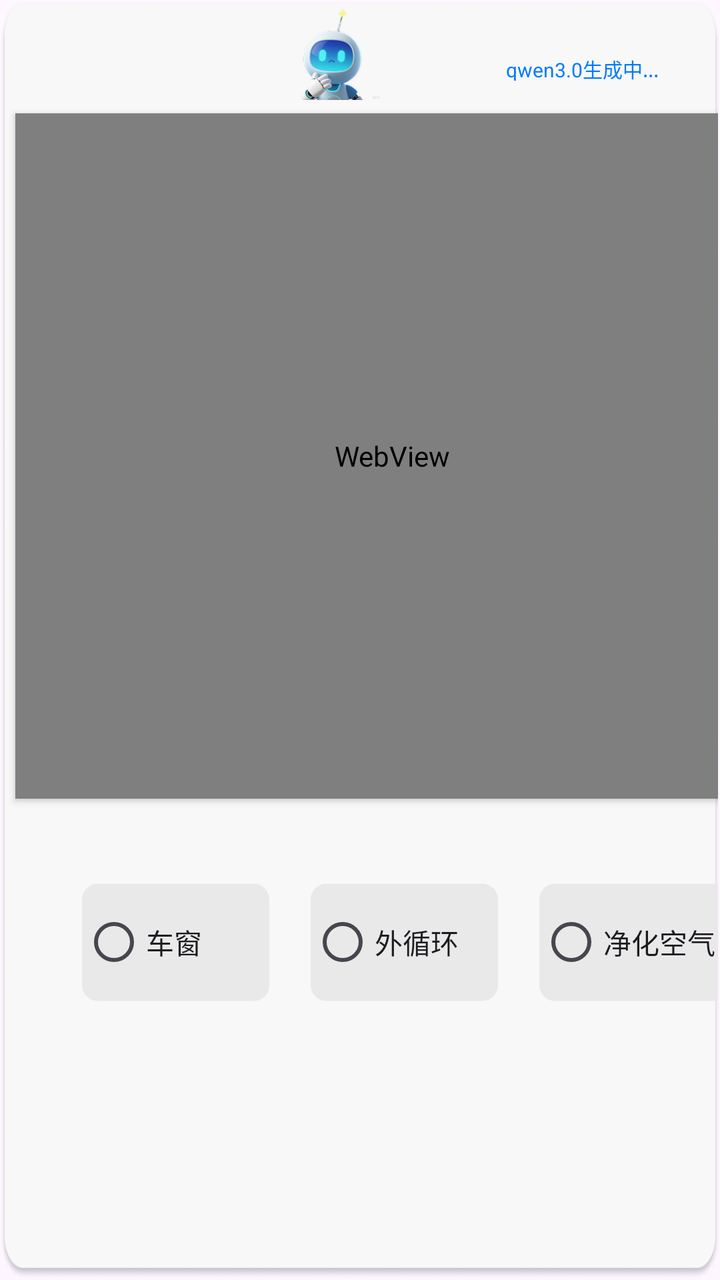
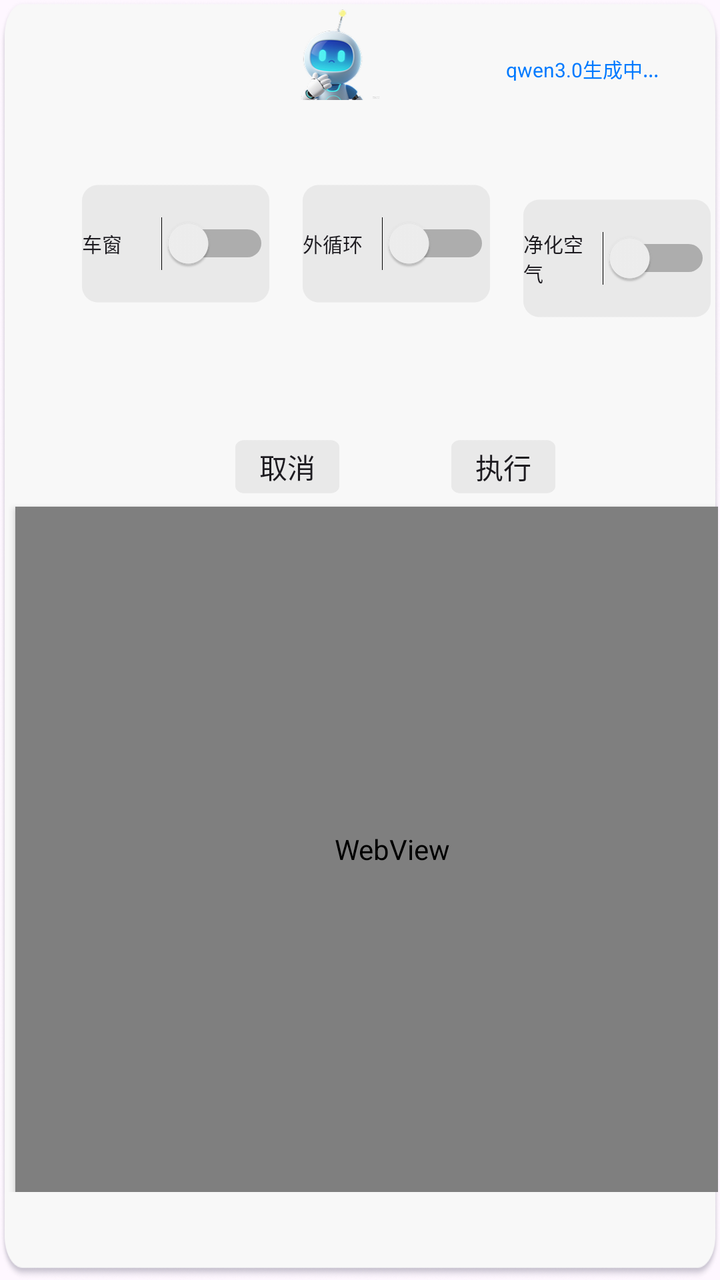

An Android layout rendered at two revisions. The XML below is the earlier revision; the diff shows what the commit changed to produce the second picture.
<!-- AndroidManifest.xml: application theme Theme.AIAgent -->
<!-- res/layout/aiagent_window_layout.xml -->
<?xml version="1.0" encoding="utf-8"?>
<FrameLayout xmlns:android="http://schemas.android.com/apk/res/android"
    android:layout_width="1171px"
    android:layout_height="1252px"
    android:background="@drawable/aiagentwindowbg"
    android:padding="1dp">
    <LinearLayout
        android:layout_width="wrap_content"
        android:layout_height="wrap_content"

        android:id="@+id/aiagentlinearLayout"

        android:orientation="vertical">
    <LinearLayout
        android:layout_width="wrap_content"
        android:layout_height="wrap_content"

        android:id="@+id/tipslayout"
        android:layout_marginLeft="422px"
        android:orientation="horizontal">
        <ImageView
            android:id="@+id/roboticon"
            android:layout_width="147px"
            android:layout_height="147px"

            android:scaleType="fitXY"
            android:src="@drawable/robot"
            android:visibility="visible" />
        <LinearLayout
            android:layout_width="wrap_content"
            android:layout_height="wrap_content"
            android:layout_marginLeft="187px"
            android:layout_marginTop="15px"
            android:id="@+id/inputtextslayout"

            android:orientation="vertical">
        <TextView
            android:id="@+id/inputtext"
            android:layout_width="323px"
            android:layout_height="63px"
            android:textColor="#FF000000"
            android:textSize="15sp"/>
        <TextView
            android:id="@+id/proceduer"
            android:layout_width="235px"
            android:layout_height="40px"
            android:textColor="#FF007AFF"
            android:text="qwen3.0生成中..."
            android:textSize="10sp"/>
        </LinearLayout>
    </LinearLayout>
        <WebView
            android:id="@+id/responseWebView"
            android:layout_width="1131px"
            android:layout_height="1028px"
            android:layout_marginLeft="20px"
            android:layout_marginTop="20px"
            android:elevation="2dp" />
    <LinearLayout
        android:layout_width="1000px"
        android:layout_height="240px"
        android:layout_marginLeft="120px"
        android:layout_marginTop="96px"
        android:id="@+id/radiobtnslayout"

        android:orientation="horizontal">
        <android.widget.RadioButton
            android:id="@+id/btnwindow"
            android:layout_width="281px"
            android:layout_height="177px"
            android:layout_marginTop="31px"

            android:scaleType="fitXY"
            android:background="@drawable/radiobtnbg"
            android:text="车窗"/>
        <android.widget.RadioButton
            android:id="@+id/btnoutdoor"
            android:layout_width="281px"
            android:layout_height="177px"
            android:layout_marginTop="31px"
            android:layout_marginLeft="62px"

            android:scaleType="fitXY"
            android:background="@drawable/radiobtnbg"
            android:text="外循环"/>
        <android.widget.RadioButton
            android:id="@+id/btncleanair"
            android:layout_width="281px"
            android:layout_height="177px"
            android:layout_marginTop="31px"
            android:layout_marginLeft="62px"

            android:scaleType="fitXY"
            android:background="@drawable/radiobtnbg"
            android:text="净化空气"/>
    </LinearLayout>
    </LinearLayout>
</FrameLayout>
<!-- resources referenced by this layout -->
<resources>
  <!-- drawable aiagentwindowbg: png bitmap (drawable, 59375 bytes) -->
  <!-- drawable radiobtnbg: png bitmap (drawable, 1460 bytes) -->
  <!-- drawable robot: png bitmap (drawable, 20945 bytes) -->
  <style name="Theme.AIAgent" parent="Base.Theme.AIAgent" />
  <style name="Base.Theme.AIAgent" parent="Theme.Material3.DayNight.NoActionBar">
          
          
      </style>
</resources>

<!-- the commit's change to res/layout/aiagent_window_layout.xml (unified diff, before → after) -->
@@ -1,6 +1,6 @@
 <?xml version="1.0" encoding="utf-8"?>
 <FrameLayout xmlns:android="http://schemas.android.com/apk/res/android"
-    android:layout_width="1171px"
+    android:layout_width="1244px"
     android:layout_height="1252px"
     android:background="@drawable/aiagentwindowbg"
     android:padding="1dp">
@@ -11,44 +11,126 @@
         android:id="@+id/aiagentlinearLayout"
 
         android:orientation="vertical">
-    <LinearLayout
-        android:layout_width="wrap_content"
-        android:layout_height="wrap_content"
-
-        android:id="@+id/tipslayout"
-        android:layout_marginLeft="422px"
-        android:orientation="horizontal">
-        <ImageView
-            android:id="@+id/roboticon"
-            android:layout_width="147px"
-            android:layout_height="147px"
-
-            android:scaleType="fitXY"
-            android:src="@drawable/robot"
-            android:visibility="visible" />
         <LinearLayout
             android:layout_width="wrap_content"
             android:layout_height="wrap_content"
-            android:layout_marginLeft="187px"
-            android:layout_marginTop="15px"
-            android:id="@+id/inputtextslayout"
+
+            android:id="@+id/tipslayout"
+            android:layout_marginLeft="422px"
+            android:orientation="horizontal">
+            <ImageView
+                android:id="@+id/roboticon"
+                android:layout_width="147px"
+                android:layout_height="147px"
+
+                android:scaleType="fitXY"
+                android:src="@drawable/robot"
+                android:visibility="visible" />
+            <LinearLayout
+                android:layout_width="wrap_content"
+                android:layout_height="wrap_content"
+                android:layout_marginLeft="187px"
+                android:layout_marginTop="15px"
+                android:id="@+id/inputtextslayout"
+
+                android:orientation="vertical">
+                <TextView
+                    android:id="@+id/inputtext"
+                    android:layout_width="323px"
+                    android:layout_height="63px"
+                    android:textColor="#FF000000"
+                    android:textSize="15sp"/>
+                <TextView
+                    android:id="@+id/proceduer"
+                    android:layout_width="235px"
+                    android:layout_height="40px"
+                    android:textColor="#FF007AFF"
+                    android:text="qwen3.0生成中..."
+                    android:textSize="10sp"/>
+            </LinearLayout>
+        </LinearLayout>
+        <LinearLayout
+            android:layout_width="wrap_content"
+            android:layout_height="wrap_content"
+
+            android:id="@+id/btnslayout"
 
             android:orientation="vertical">
-        <TextView
-            android:id="@+id/inputtext"
-            android:layout_width="323px"
-            android:layout_height="63px"
-            android:textColor="#FF000000"
-            android:textSize="15sp"/>
-        <TextView
-            android:id="@+id/proceduer"
-            android:layout_width="235px"
-            android:layout_height="40px"
-            android:textColor="#FF007AFF"
-            android:text="qwen3.0生成中..."
-            android:textSize="10sp"/>
+            <LinearLayout
+                android:layout_width="1000px"
+                android:layout_height="240px"
+                android:layout_marginLeft="120px"
+                android:layout_marginTop="96px"
+                android:id="@+id/radiolayout"
+
+                android:orientation="horizontal">
+                <android.widget.Switch
+                    android:id="@+id/btnwindow"
+                    android:layout_width="281px"
+                    android:layout_height="177px"
+                    android:layout_marginTop="31px"
+
+                    android:scaleType="fitXY"
+                    android:background="@drawable/radiobtnbg"
+                    android:textSize="10sp"
+
+                    android:text="车窗"/>
+                <android.widget.Switch
+                    android:id="@+id/btnoutdoor"
+                    android:layout_width="281px"
+                    android:layout_height="177px"
+                    android:layout_marginTop="31px"
+                    android:layout_marginLeft="50px"
+
+                    android:scaleType="fitXY"
+                    android:background="@drawable/radiobtnbg"
+                    android:textSize="10sp"
+
+                    android:text="外循环"/>
+                <android.widget.Switch
+                    android:id="@+id/btncleanair"
+                    android:layout_width="281px"
+                    android:layout_height="177px"
+                    android:layout_marginTop="31px"
+                    android:layout_marginLeft="50px"
+
+                    android:scaleType="fitXY"
+                    android:background="@drawable/radiobtnbg"
+                    android:textSize="10sp"
+                    android:text="净化空气"/>
+
+
+            </LinearLayout>
+            <LinearLayout
+                android:layout_width="wrap_content"
+                android:layout_height="wrap_content"
+
+                android:id="@+id/nmbtnslayout"
+
+                android:orientation="horizontal">
+                <android.widget.Button
+                    android:id="@+id/btncancel"
+                    android:layout_width="156px"
+                    android:layout_height="80px"
+                    android:layout_marginTop="174px"
+                    android:layout_marginLeft="350px"
+
+                    android:scaleType="fitXY"
+                    android:background="@drawable/button_selector"
+                    android:text="取消"/>
+                <android.widget.Button
+                    android:id="@+id/btnexecute"
+                    android:layout_width="156px"
+                    android:layout_height="80px"
+                    android:layout_marginTop="174px"
+                    android:layout_marginLeft="168px"
+
+                    android:scaleType="fitXY"
+                    android:background="@drawable/button_selector"
+                    android:text="执行"/>
+
+            </LinearLayout>
         </LinearLayout>
-    </LinearLayout>
         <WebView
             android:id="@+id/responseWebView"
             android:layout_width="1131px"
@@ -56,43 +138,5 @@
             android:layout_marginLeft="20px"
             android:layout_marginTop="20px"
             android:elevation="2dp" />
-    <LinearLayout
-        android:layout_width="1000px"
-        android:layout_height="240px"
-        android:layout_marginLeft="120px"
-        android:layout_marginTop="96px"
-        android:id="@+id/radiobtnslayout"
-
-        android:orientation="horizontal">
-        <android.widget.RadioButton
-            android:id="@+id/btnwindow"
-            android:layout_width="281px"
-            android:layout_height="177px"
-            android:layout_marginTop="31px"
-
-            android:scaleType="fitXY"
-            android:background="@drawable/radiobtnbg"
-            android:text="车窗"/>
-        <android.widget.RadioButton
-            android:id="@+id/btnoutdoor"
-            android:layout_width="281px"
-            android:layout_height="177px"
-            android:layout_marginTop="31px"
-            android:layout_marginLeft="62px"
-
-            android:scaleType="fitXY"
-            android:background="@drawable/radiobtnbg"
-            android:text="外循环"/>
-        <android.widget.RadioButton
-            android:id="@+id/btncleanair"
-            android:layout_width="281px"
-            android:layout_height="177px"
-            android:layout_marginTop="31px"
-            android:layout_marginLeft="62px"
-
-            android:scaleType="fitXY"
-            android:background="@drawable/radiobtnbg"
-            android:text="净化空气"/>
-    </LinearLayout>
     </LinearLayout>
 </FrameLayout>
<!-- resource entries referenced after the edit -->
@@ -1,9 +1,16 @@
 <!-- resources referenced by this layout -->
 <resources>
   <!-- drawable aiagentwindowbg: png bitmap (drawable, 59375 bytes) -->
+  <!-- drawable button_selector (drawable) -->
+  <selector xmlns:android="http://schemas.android.com/apk/res/android">
+      <item android:drawable="@drawable/btnpress" android:state_pressed="true" />
+      <item android:drawable="@drawable/radiobtnbg" android:state_focused="true" />
+      <item android:drawable="@drawable/radiobtnbg" />
+  </selector>
   <!-- drawable radiobtnbg: png bitmap (drawable, 1460 bytes) -->
   <!-- drawable robot: png bitmap (drawable, 20945 bytes) -->
   <style name="Theme.AIAgent" parent="Base.Theme.AIAgent" />
+  <!-- drawable btnpress: png bitmap (drawable, 1052 bytes) -->
   <style name="Base.Theme.AIAgent" parent="Theme.Material3.DayNight.NoActionBar">
           
           
